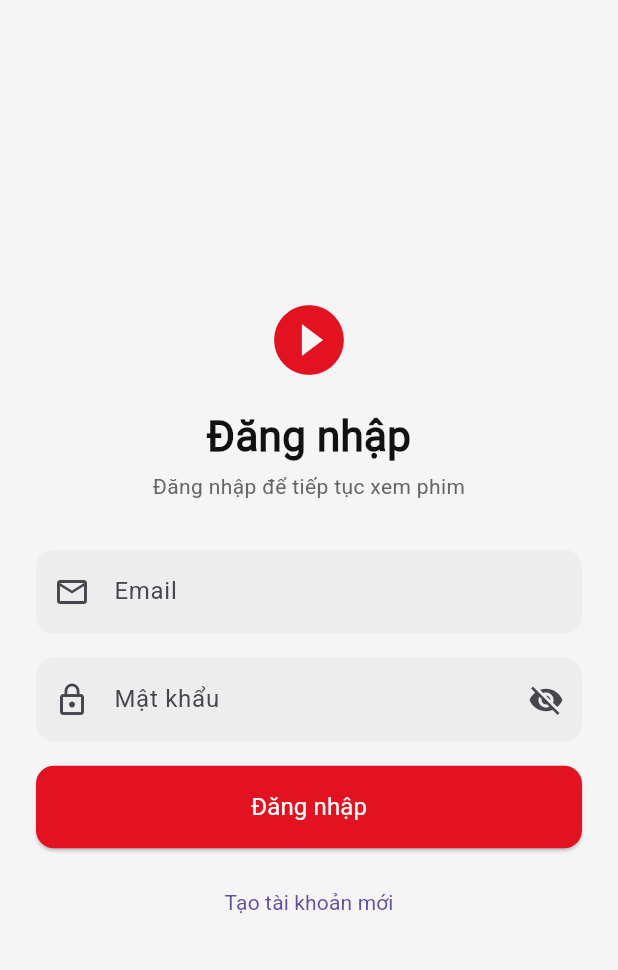
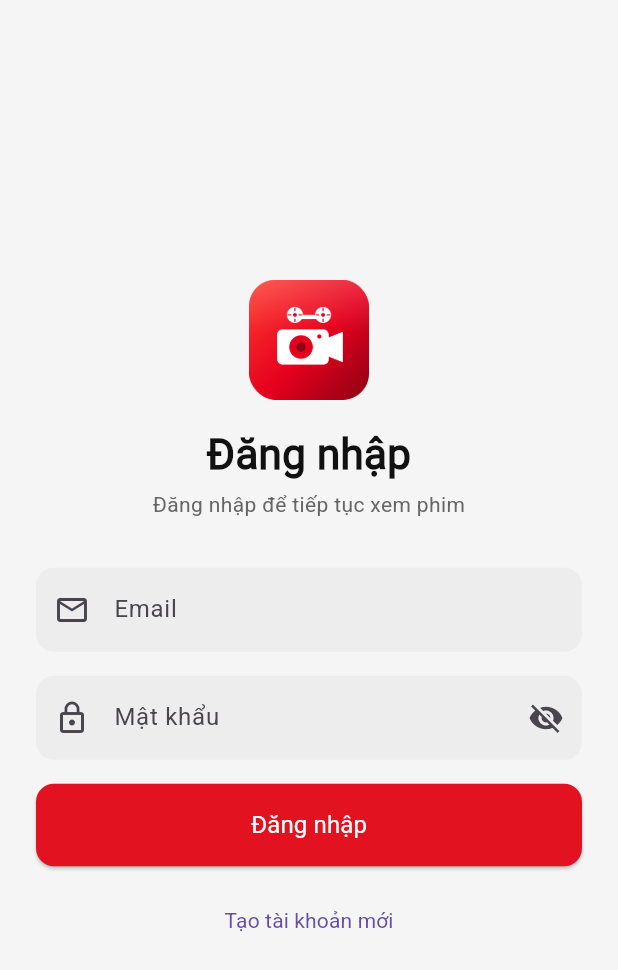
Before and after one commit to Hoai9029/cinema-movie, a Flutter app: the screen it shows after launch, on a phone screen of 412 x 824 dp. Shown: the top 970 px of the screen. Run offline on Flutter 3.47's test engine with Material 3 defaults, Android fonts, the light colour scheme and no system bars; our stand-ins replace carousel_slider, cloud_firestore, dio, equatable, firebase_auth, firebase_core and 7 more; accounts and stored records are empty; generated files the repository leaves out were written again.

Commit message:
add logo icon

```diff
--- a/lib/pages/login_page.dart
+++ b/lib/pages/login_page.dart
@@ -133,10 +133,10 @@ class _LoginPageState extends State<LoginPage> {
                 child: Column(
                   crossAxisAlignment: CrossAxisAlignment.stretch,
                   children: [
-                    const Icon(
-                      Icons.play_circle_fill,
-                      size: 56,
-                      color: AppColors.primary,
+                    Image.asset(
+                      'assets/images/CineStream_AppIcon_1024.png',
+                      width: 80,
+                      height: 80,
                     ),
                     const SizedBox(height: 16),
                     Text(
```
Also changed, not shown: lib/pages/home_page.dart (+8 -4 lines), pubspec.yaml (+8 -0 lines), pubspec.lock, 28 other files.
